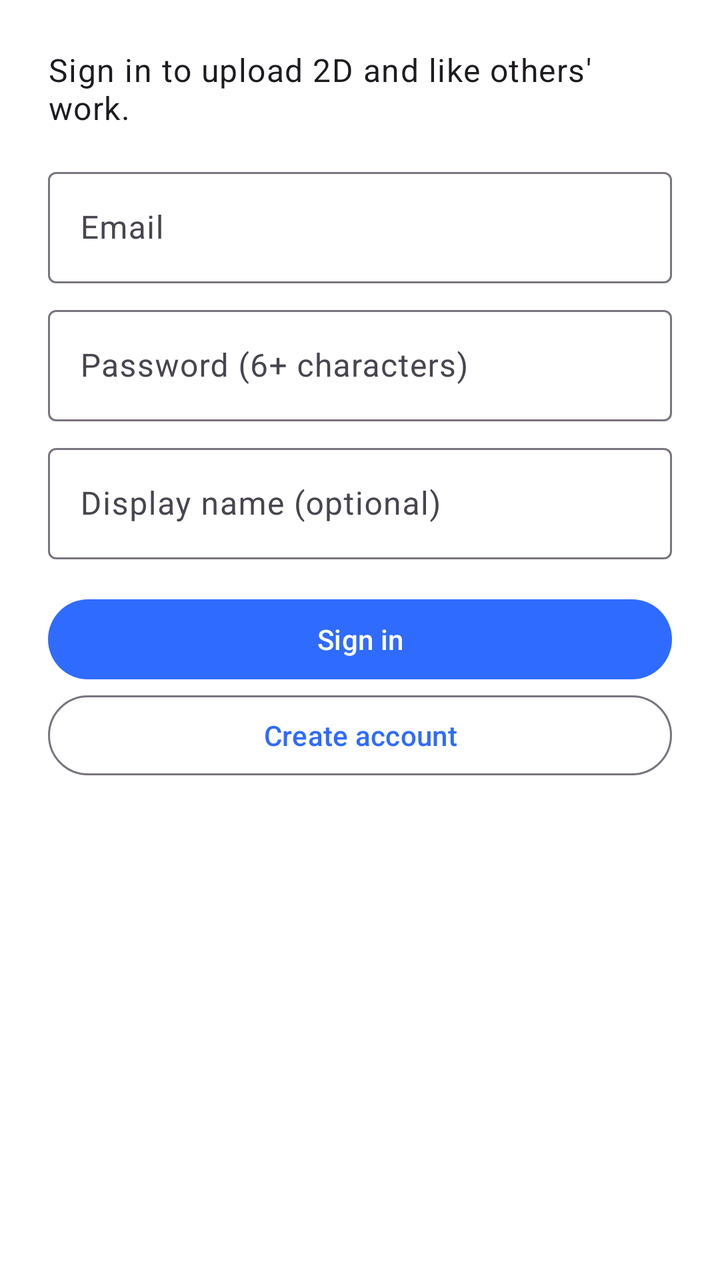
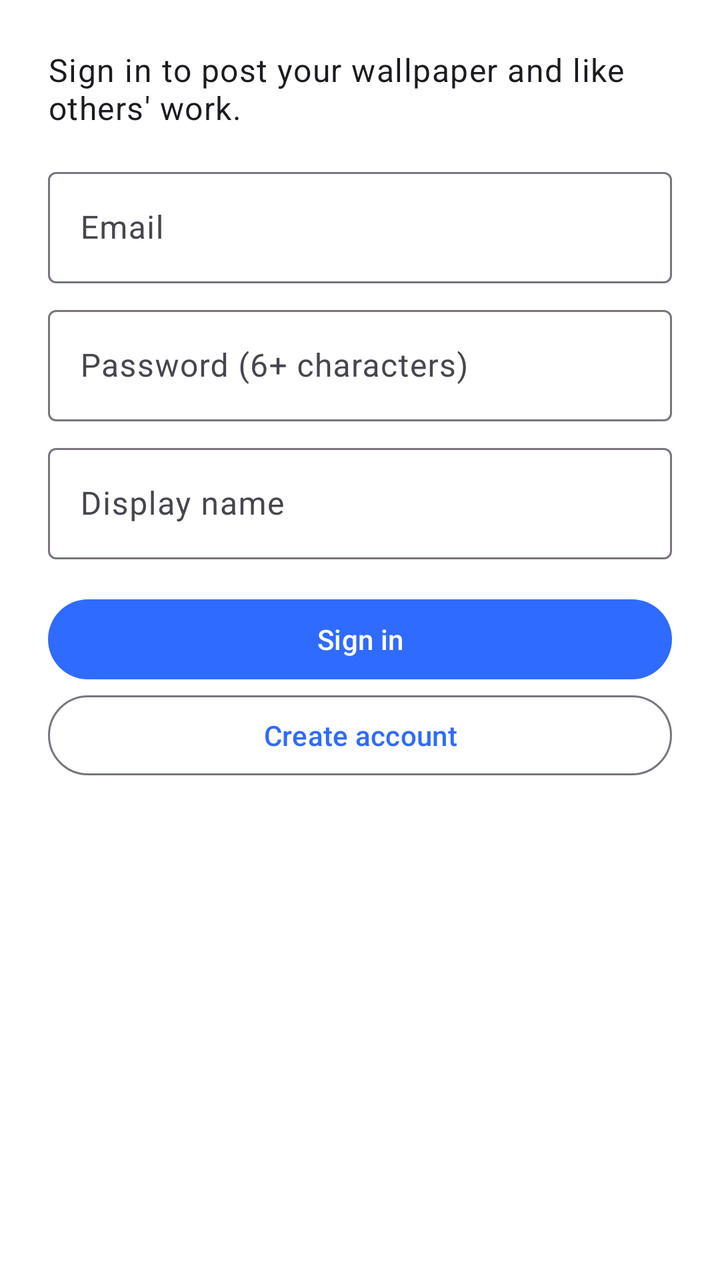

An Android layout rendered at two revisions. The XML below is the earlier revision; the diff shows what the commit changed to produce the second picture.
<!-- AndroidManifest.xml: application theme Theme.Akhu -->
<!-- res/layout/activity_auth.xml -->
<?xml version="1.0" encoding="utf-8"?>
<ScrollView xmlns:android="http://schemas.android.com/apk/res/android"
    android:layout_width="match_parent"
    android:layout_height="match_parent">

    <LinearLayout
        android:layout_width="match_parent"
        android:layout_height="wrap_content"
        android:orientation="vertical"
        android:padding="24dp">

        <LinearLayout
            android:id="@+id/signedOutGroup"
            android:layout_width="match_parent"
            android:layout_height="wrap_content"
            android:orientation="vertical">

            <TextView
                android:layout_width="match_parent"
                android:layout_height="wrap_content"
                android:layout_marginBottom="16dp"
                android:text="@string/auth_intro"
                android:textAppearance="?attr/textAppearanceBodyLarge" />

            <com.google.android.material.textfield.TextInputLayout
                android:layout_width="match_parent"
                android:layout_height="wrap_content"
                android:hint="@string/email">

                <com.google.android.material.textfield.TextInputEditText
                    android:id="@+id/inputEmail"
                    android:layout_width="match_parent"
                    android:layout_height="wrap_content"
                    android:autofillHints="emailAddress"
                    android:inputType="textEmailAddress" />
            </com.google.android.material.textfield.TextInputLayout>

            <com.google.android.material.textfield.TextInputLayout
                android:layout_width="match_parent"
                android:layout_height="wrap_content"
                android:layout_marginTop="8dp"
                android:hint="@string/password">

                <com.google.android.material.textfield.TextInputEditText
                    android:id="@+id/inputPassword"
                    android:layout_width="match_parent"
                    android:layout_height="wrap_content"
                    android:autofillHints="password"
                    android:inputType="textPassword" />
            </com.google.android.material.textfield.TextInputLayout>

            <com.google.android.material.textfield.TextInputLayout
                android:layout_width="match_parent"
                android:layout_height="wrap_content"
                android:layout_marginTop="8dp"
                android:hint="@string/display_name_optional">

                <com.google.android.material.textfield.TextInputEditText
                    android:id="@+id/inputDisplayName"
                    android:layout_width="match_parent"
                    android:layout_height="wrap_content"
                    android:autofillHints="name"
                    android:inputType="textPersonName" />
            </com.google.android.material.textfield.TextInputLayout>

            <com.google.android.material.button.MaterialButton
                android:id="@+id/btnSignIn"
                android:layout_width="match_parent"
                android:layout_height="wrap_content"
                android:layout_marginTop="16dp"
                android:text="@string/sign_in" />

            <com.google.android.material.button.MaterialButton
                android:id="@+id/btnSignUp"
                style="@style/Widget.Material3.Button.OutlinedButton"
                android:layout_width="match_parent"
                android:layout_height="wrap_content"
                android:text="@string/sign_up" />
        </LinearLayout>

        <LinearLayout
            android:id="@+id/signedInGroup"
            android:layout_width="match_parent"
            android:layout_height="wrap_content"
            android:orientation="vertical"
            android:visibility="gone">

            <TextView
                android:id="@+id/signedInText"
                android:layout_width="match_parent"
                android:layout_height="wrap_content"
                android:textAppearance="?attr/textAppearanceBodyLarge" />

            <com.google.android.material.button.MaterialButton
                android:id="@+id/btnSignOut"
                style="@style/Widget.Material3.Button.OutlinedButton"
                android:layout_width="match_parent"
                android:layout_height="wrap_content"
                android:layout_marginTop="16dp"
                android:text="@string/sign_out" />
        </LinearLayout>

        <com.google.android.material.progressindicator.CircularProgressIndicator
            android:id="@+id/progress"
            android:layout_width="wrap_content"
            android:layout_height="wrap_content"
            android:layout_gravity="center_horizontal"
            android:layout_marginTop="16dp"
            android:indeterminate="true"
            android:visibility="gone" />
    </LinearLayout>
</ScrollView>
<!-- resources referenced by this layout -->
<resources>
  <string name="auth_intro">Sign in to upload 2D and like others\' work.</string>
  <string name="display_name_optional">Display name (optional)</string>
  <string name="email">Email</string>
  <string name="password">Password (6+ characters)</string>
  <string name="sign_in">Sign in</string>
  <string name="sign_out">Sign out</string>
  <string name="sign_up">Create account</string>
  <style name="Theme.Akhu" parent="Theme.Material3.DayNight">
          <item name="colorPrimary">@color/brand_primary</item>
          <item name="colorOnPrimary">@android:color/white</item>
          <item name="colorPrimaryContainer">@color/brand_primary_soft</item>
          <item name="colorSecondaryContainer">@color/brand_primary_soft</item>
          <item name="colorOnSecondaryContainer">@color/brand_primary</item>
          <item name="colorSecondary">@color/brand_secondary</item>
          <item name="colorSurface">@color/surface</item>
          <item name="android:colorBackground">@color/surface</item>
          <item name="android:statusBarColor">@color/surface</item>
          <item name="android:windowLightStatusBar">@bool/light_system_bars</item>
          <item name="android:navigationBarColor">@color/surface</item>
          <item name="android:windowLightNavigationBar">@bool/light_system_bars</item>
      </style>
  <color name="brand_primary">#2F6BFF</color>
  <color name="brand_primary_soft">#E8EFFF</color>
  <color name="brand_secondary">#8E44FF</color>
  <color name="surface">#FFFFFF</color>
</resources>

<!-- the commit's change to res/layout/activity_auth.xml (unified diff, before → after) -->
@@ -53,7 +53,7 @@
                 android:layout_width="match_parent"
                 android:layout_height="wrap_content"
                 android:layout_marginTop="8dp"
-                android:hint="@string/display_name_optional">
+                android:hint="@string/display_name">
 
                 <com.google.android.material.textfield.TextInputEditText
                     android:id="@+id/inputDisplayName"
<!-- resource entries referenced after the edit -->
@@ -1,7 +1,7 @@
 <!-- resources referenced by this layout -->
 <resources>
-  <string name="auth_intro">Sign in to upload 2D and like others\' work.</string>
-  <string name="display_name_optional">Display name (optional)</string>
+  <string name="auth_intro">Sign in to post your wallpaper and like others\' work.</string>
+  <string name="display_name">Display name</string>
   <string name="email">Email</string>
   <string name="password">Password (6+ characters)</string>
   <string name="sign_in">Sign in</string>
